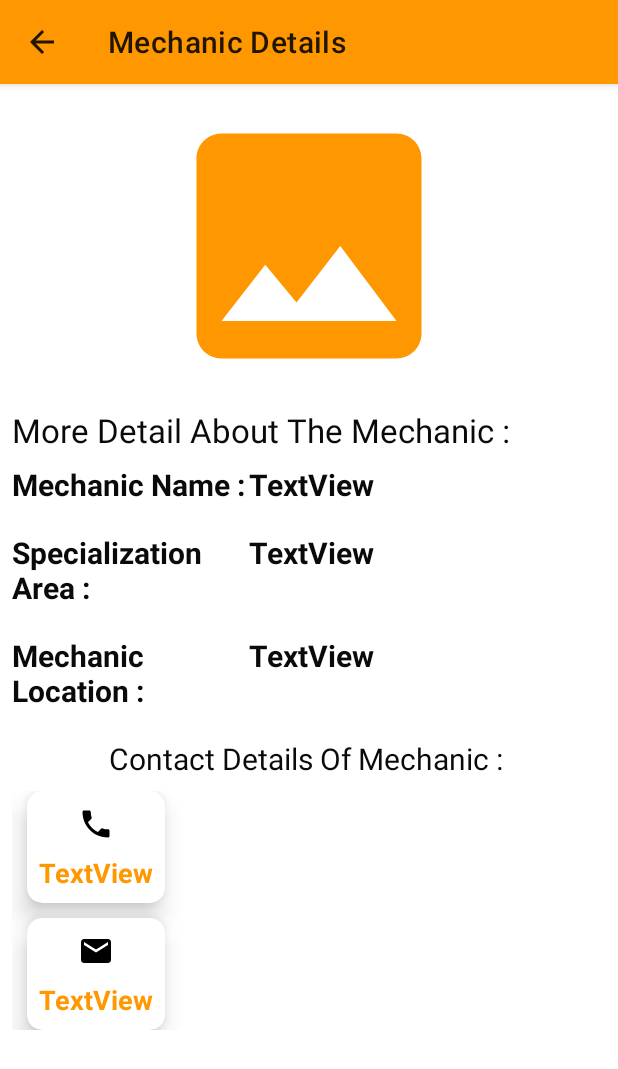
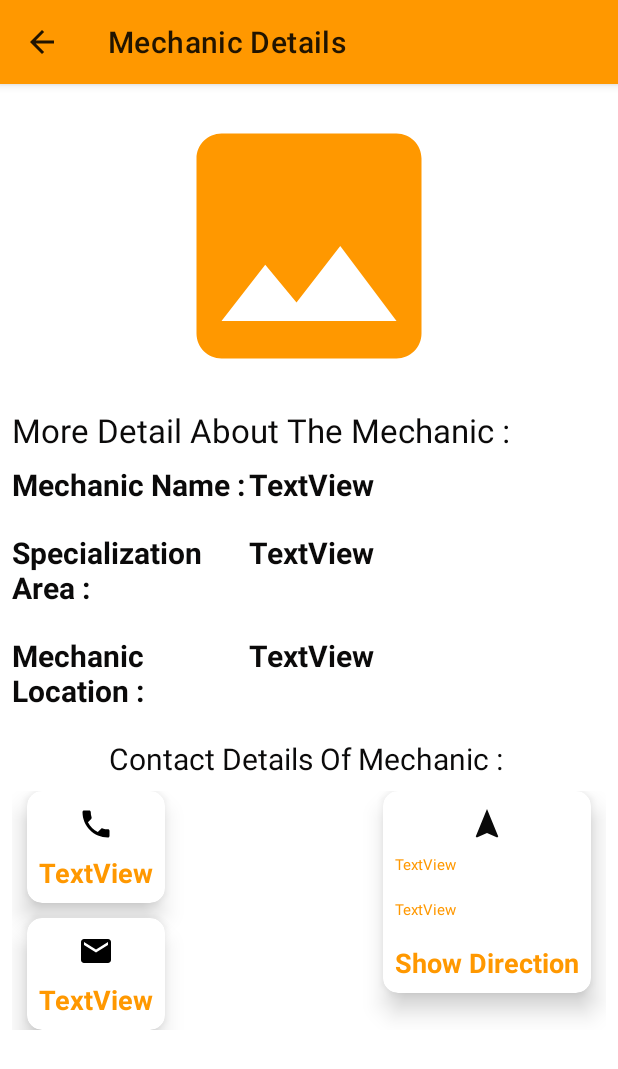
Before and after one commit to BrendahWotia/MechanicApp, an Android app: the MechanicDetails screen opened directly, with no data from a screen before it, on a phone screen of 412 x 824 dp. Shown: the top 1069 px of the screen. Run offline under Robolectric (Android 15) with nearby library versions, the phone set to English and light mode, and no system bars; our stand-ins replace Picasso; pictures from the network do not load.

Commit message:
on click events in markers

```diff
--- a/app/build.gradle
+++ b/app/build.gradle
@@ -52,6 +52,8 @@ dependencies {
     implementation 'com.mapbox.mapboxsdk:mapbox-android-plugin-annotation-v9:0.9.0'
     implementation 'com.mapbox.mapboxsdk:mapbox-sdk-services:5.6.0'
     implementation 'com.mapbox.mapboxsdk:mapbox-android-plugin-places-v9:0.12.0'
+    implementation 'com.mapbox.mapboxsdk:mapbox-android-plugin-markerview-v9:0.4.0'
+
 
 }
 apply plugin: 'com.google.gms.google-services'
--- a/app/src/main/java/com/example/mobilemechanic/viewScreen/MechanicDetails.java
+++ b/app/src/main/java/com/example/mobilemechanic/viewScreen/MechanicDetails.java
@@ -21,8 +21,8 @@ import com.squareup.picasso.Picasso;
 
 public class MechanicDetails extends AppCompatActivity {
     private static final int CALL_PERMISSION = 30;
-    String mechName, mechLocation, mechMail, mechImage, mechPhone, mechSpeciality;
-    TextView tv_name, tv_location, tv_mail, tv_phone, tv_speciality;
+    String mechName, mechLocation, mechMail, mechImage, mechPhone, mechSpeciality, mechLatitude, mechLongitude;
+    TextView tv_name, tv_location, tv_mail, tv_phone, tv_speciality, tv_latitude, tv_longitude;
     ImageView mechanicImage;
 
     @Override
@@ -41,6 +41,8 @@ public class MechanicDetails extends AppCompatActivity {
         tv_mail = findViewById(R.id.tv_detailEmail);
         tv_phone = findViewById(R.id.tv_detailMechPhone);
         mechanicImage = findViewById(R.id.detailMechImage);
+        tv_latitude = findViewById(R.id.tv_latitude);
+        tv_longitude = findViewById(R.id.tv_longitude);
 
         receiveIntents();
     }
@@ -55,17 +57,22 @@ public class MechanicDetails extends AppCompatActivity {
             mechImage = getIntent().getStringExtra("image");
             mechPhone = getIntent().getStringExtra("phone");
             mechSpeciality = getIntent().getStringExtra("speciality");
+            mechLatitude = getIntent().getStringExtra("latitude");
+            mechLongitude = getIntent().getStringExtra("longitude");
 
-            provision(mechName, mechLocation, mechMail, mechImage, mechPhone, mechSpeciality);
+            provision(mechName, mechLocation, mechMail, mechImage, mechPhone, mechSpeciality, mechLatitude, mechLongitude);
         }
     }
 
-    private void provision(String mechName, String mechLocation, String mechMail, String mechImage, String mechPhone, String speciality) {
+    private void provision(String mechName, String mechLocation, String mechMail, String mechImage, String mechPhone,
+                           String speciality, String mechLatitude, String mechLongitude) {
         tv_name.setText(mechName);
         tv_location.setText(mechLocation);
         tv_mail.setText(mechMail);
         tv_phone.setText(mechPhone);
         tv_speciality.setText(speciality);
+        tv_longitude.setText(mechLongitude);
+        tv_latitude.setText(mechLatitude);
 
         Picasso.get().load(mechImage).placeholder(R.drawable.ic_image_black_24dp)
                 .into(mechanicImage);
--- a/app/src/main/res/drawable-v24/marker_location.xml
+++ b/app/src/main/res/drawable-v24/marker_location.xml
@@ -1,4 +1,4 @@
-<vector android:height="24dp" android:tint="#E6050C"
+<vector android:height="24dp" android:tint="#17FFFFFF"
     android:viewportHeight="24" android:viewportWidth="24"
     android:width="24dp" xmlns:android="http://schemas.android.com/apk/res/android">
     <path android:fillColor="@android:color/white" android:pathData="M12,2C8.13,2 5,5.13 5,9c0,5.25 7,13 7,13s7,-7.75 7,-13c0,-3.87 -3.13,-7 -7,-7zM12,11.5c-1.38,0 -2.5,-1.12 -2.5,-2.5s1.12,-2.5 2.5,-2.5 2.5,1.12 2.5,2.5 -1.12,2.5 -2.5,2.5z"/>
--- /dev/null
+++ b/app/src/main/res/drawable/ic_baseline_construction_24.xml
@@ -0,0 +1,6 @@
+<vector android:height="20dp" android:tint="#FF9800"
+    android:viewportHeight="24" android:viewportWidth="24"
+    android:width="20dp" xmlns:android="http://schemas.android.com/apk/res/android">
+    <path android:fillColor="@android:color/white" android:pathData="M13.7827,15.1719l2.1213,-2.1213l5.9962,5.9962l-2.1213,2.1213z"/>
+    <path android:fillColor="@android:color/white" android:pathData="M17.5,10c1.93,0 3.5,-1.57 3.5,-3.5c0,-0.58 -0.16,-1.12 -0.41,-1.6l-2.7,2.7L16.4,6.11l2.7,-2.7C18.62,3.16 18.08,3 17.5,3C15.57,3 14,4.57 14,6.5c0,0.41 0.08,0.8 0.21,1.16l-1.85,1.85l-1.78,-1.78l0.71,-0.71L9.88,5.61L12,3.49c-1.17,-1.17 -3.07,-1.17 -4.24,0L4.22,7.03l1.41,1.41H2.81L2.1,9.15l3.54,3.54l0.71,-0.71V9.15l1.41,1.41l0.71,-0.71l1.78,1.78l-7.41,7.41l2.12,2.12L16.34,9.79C16.7,9.92 17.09,10 17.5,10z"/>
+</vector>
--- /dev/null
+++ b/app/src/main/res/drawable/navigation.xml
@@ -0,0 +1,5 @@
+<vector android:height="24dp" android:tint="#0A0A0A"
+    android:viewportHeight="24" android:viewportWidth="24"
+    android:width="24dp" xmlns:android="http://schemas.android.com/apk/res/android">
+    <path android:fillColor="@android:color/white" android:pathData="M12,2L4.5,20.29l0.71,0.71L12,18l6.79,3 0.71,-0.71z"/>
+</vector>
--- a/app/src/main/res/layout/activity_mechanic_details.xml
+++ b/app/src/main/res/layout/activity_mechanic_details.xml
@@ -244,6 +244,63 @@
                                 android:textColor="@color/colorAccent" />
                         </LinearLayout>
                     </androidx.cardview.widget.CardView>
+                    <androidx.cardview.widget.CardView
+                        android:id="@+id/directionCard"
+                        android:background="#ededed"
+                        android:layout_marginBottom="10dp"
+                        android:onClick="direction"
+                        app:cardElevation="10dp"
+                        app:layout_constraintEnd_toEndOf="parent"
+                        android:layout_marginEnd="10dp"
+                        android:layout_marginRight="10dp"
+                        app:layout_constraintTop_toTopOf="@id/phoneCard"
+                        app:cardCornerRadius="10dp"
+                        android:layout_marginTop="0dp"
+                        android:layout_width="wrap_content"
+                        android:layout_height="wrap_content">
+                        <LinearLayout
+                            android:layout_width="match_parent"
+                            android:layout_height="match_parent"
+                            android:orientation="vertical">
+
+
+                            <ImageView
+                                android:id="@+id/directionImage"
+                                android:layout_marginTop="10dp"
+                                android:layout_width="match_parent"
+                                android:layout_height="wrap_content"
+                                app:srcCompat="@drawable/navigation"
+                                />
+
+                            <TextView
+                                android:id="@+id/tv_latitude"
+                                android:layout_width="wrap_content"
+                                android:layout_height="wrap_content"
+                                android:layout_margin="8dp"
+                                android:textSize="10sp"
+                                android:text="TextView"
+                                android:textColor="@color/colorAccent" />
+
+                            <TextView
+                                android:id="@+id/tv_longitude"
+                                android:layout_width="wrap_content"
+                                android:layout_height="wrap_content"
+                                android:layout_margin="8dp"
+                                android:textSize="10sp"
+                                android:text="TextView"
+                                android:textColor="@color/colorAccent" />
+
+                            <TextView
+                                android:id="@+id/tv_direction"
+                                android:layout_width="wrap_content"
+                                android:layout_height="wrap_content"
+                                android:layout_margin="8dp"
+                                android:textStyle="bold"
+                                android:textSize="18sp"
+                                android:text="Show Direction"
+                                android:textColor="@color/colorAccent" />
+                        </LinearLayout>
+                    </androidx.cardview.widget.CardView>
 
                 </androidx.constraintlayout.widget.ConstraintLayout>
 
--- a/app/src/main/res/values/colors.xml
+++ b/app/src/main/res/values/colors.xml
@@ -4,4 +4,5 @@
     <color name="colorPrimaryDark">#C3852A</color>
     <color name="colorAccent">#FF9800</color>
     <color name="black">#0B0A0A</color>
+    <color name="black_semi_transparent">#1B1A1A</color>
 </resources>
```
Also changed, not shown: app/src/main/java/com/example/mobilemechanic/viewScreen/MapViewScreen.java (+98 -157 lines), app/src/main/res/layout/marker_view.xml (added, +34 -0 lines).
